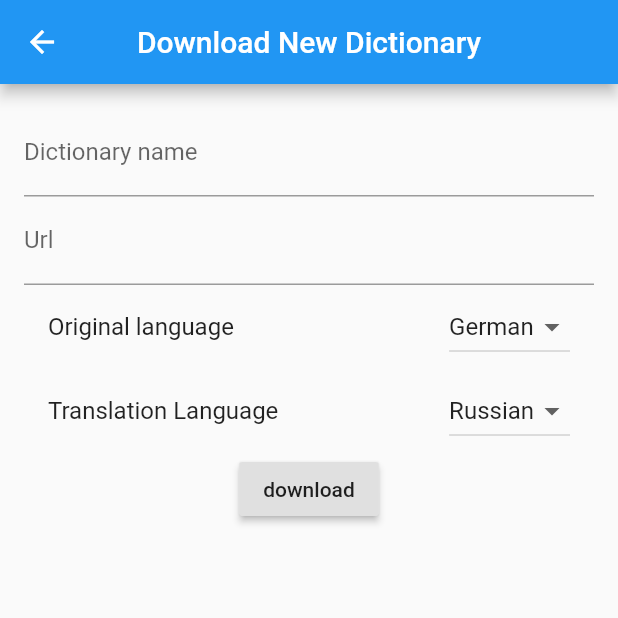
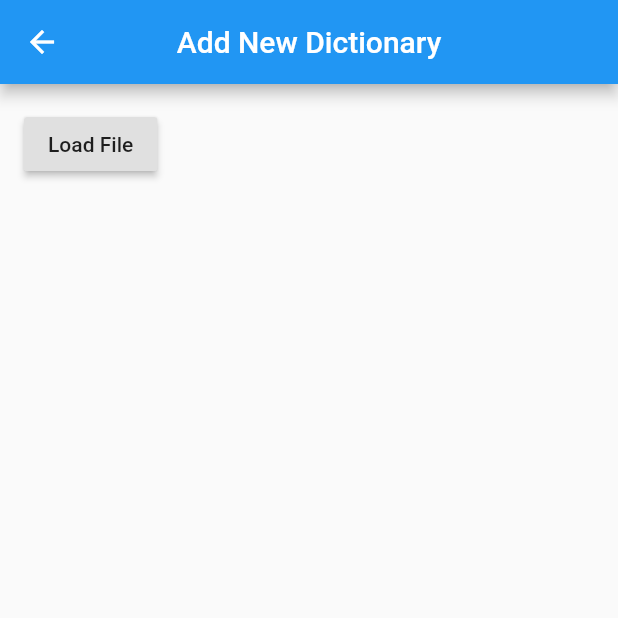
Before and after one commit to KatazzaHack/owl, a Flutter app: the DictionarySelectionPage screen opened directly, after a tap on the "add box" icon, on a phone screen of 412 x 824 dp, the top half of it. Run offline on Flutter 3.47's test engine with Material 2 defaults, Android fonts, the light colour scheme and no system bars; our stand-ins replace auto_size_text, flutter_tts, permission_handler, shared_preferences, speech_to_text, sqflite; missing offline and left inert: edit_distance, f_logs, flutter_document_picker; accounts and stored records are empty.

Commit message:
Load file from device

```diff
--- /dev/null
+++ b/lib/dictionary_load_from_file.dart
@@ -0,0 +1,60 @@
+import 'dart:convert';
+import 'dart:io';
+
+import 'package:flutter/material.dart';
+import 'package:flutter_document_picker/flutter_document_picker.dart';
+import 'package:owl/const_variables.dart';
+import 'package:owl/database/common_helper.dart';
+import 'package:owl/dictionaries_model.dart';
+import 'package:provider/provider.dart';
+
+class DictionaryFromFilePage extends StatefulWidget {
+  @override
+  State<StatefulWidget> createState() => new _DictionaryFromUrlPageState();
+}
+
+class _DictionaryFromUrlPageState extends State<DictionaryFromFilePage> {
+  CommonHelper ch = CommonHelper();
+
+  @override
+  Widget build(BuildContext context) {
+    return new Scaffold(
+      appBar: _buildBar(context),
+      body: new Container(
+        padding: EdgeInsets.all(16.0),
+        child: new Container(
+            child: new RaisedButton(
+          onPressed: _pickFile,
+          child: new Text("Load File"),
+        )),
+      ),
+    );
+  }
+
+  Widget _buildBar(BuildContext context) {
+    return new AppBar(
+      title: new Text("Add New Dictionary"),
+      centerTitle: true,
+    );
+  }
+
+  _pickFile() async {
+    FlutterDocumentPickerParams params = FlutterDocumentPickerParams(
+        allowedFileExtensions: ["txt", "tsv", "csv"],
+        allowedMimeTypes: ["text/*"]);
+    final path = await FlutterDocumentPicker.openDocument(params: params);
+    print(path);
+    String content = await File(path).readAsString();
+//    Stream<List<int>> inputStream = File(path).openRead();
+//    inputStream.transform(utf8.decoder).listen(
+//        (x) { print(x); },
+//        onDone: () { print('File is now closed.'); },
+//        onError: (e) { print(e.toString()); }
+//    );
+//    print(contents);
+    print("Content is ready, content length = " + content.length.toString());
+//    await ch.addNewDictionary("Lol", , SupportedLanguage.German, SupportedLanguage.Russian);
+//    Provider.of<DictionariesModel>(context, listen: false).updateList();
+//    Navigator.of(context).pop();
+  }
+}
--- a/lib/dictionary_selection_page.dart
+++ b/lib/dictionary_selection_page.dart
@@ -2,6 +2,7 @@ import 'package:flutter/cupertino.dart';
 import 'package:flutter/material.dart';
 import 'package:owl/dictionary_list_page.dart';
 import 'package:owl/dictionary_download_from_url.dart';
+import 'package:owl/dictionary_load_from_file.dart';
 
 class DictionarySelectionPage extends StatelessWidget {
   @override
@@ -19,7 +20,7 @@ class DictionarySelectionPage extends StatelessWidget {
         onPressed: () {
           Navigator.push(
             context,
-            MaterialPageRoute(builder: (context) => DictionaryFromUrlPage()),
+            MaterialPageRoute(builder: (context) => DictionaryFromFilePage()),
           );
         },
         tooltip: "Add new dictionary",
--- a/pubspec.yaml
+++ b/pubspec.yaml
@@ -36,6 +36,7 @@ dependencies:
   awesome_dialog: ^1.1.3
   http:
   provider:
+  flutter_document_picker: ^4.0.0
 
   # The following adds the Cupertino Icons font to your application.
   # Use with the CupertinoIcons class for iOS style icons.
```
